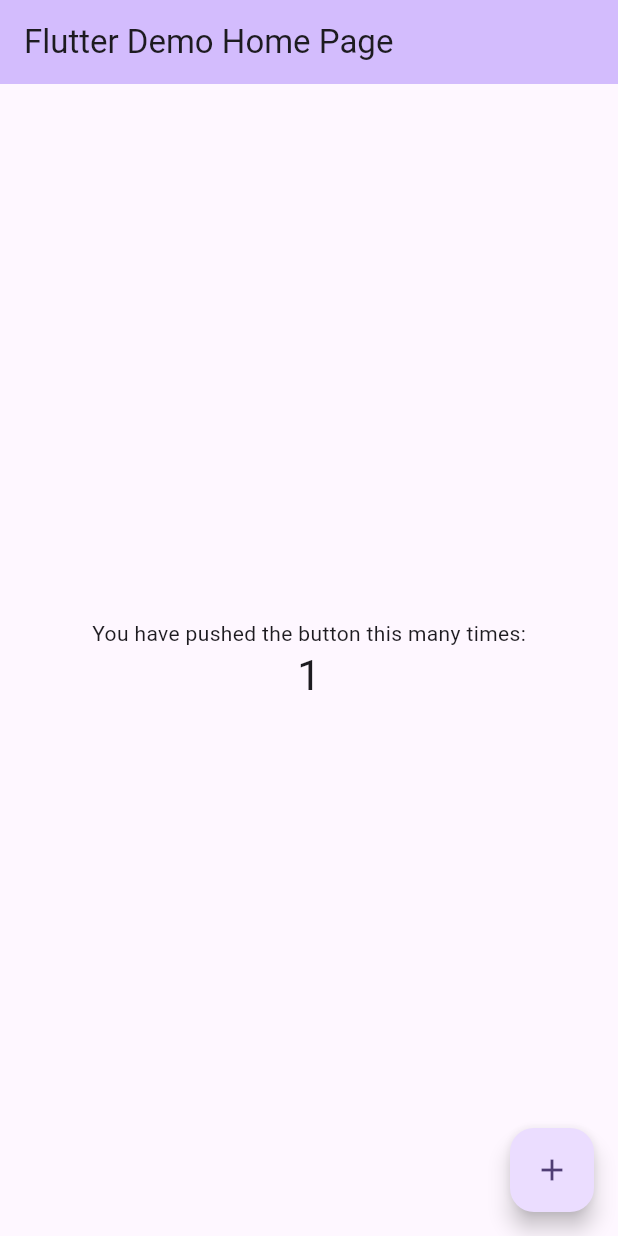
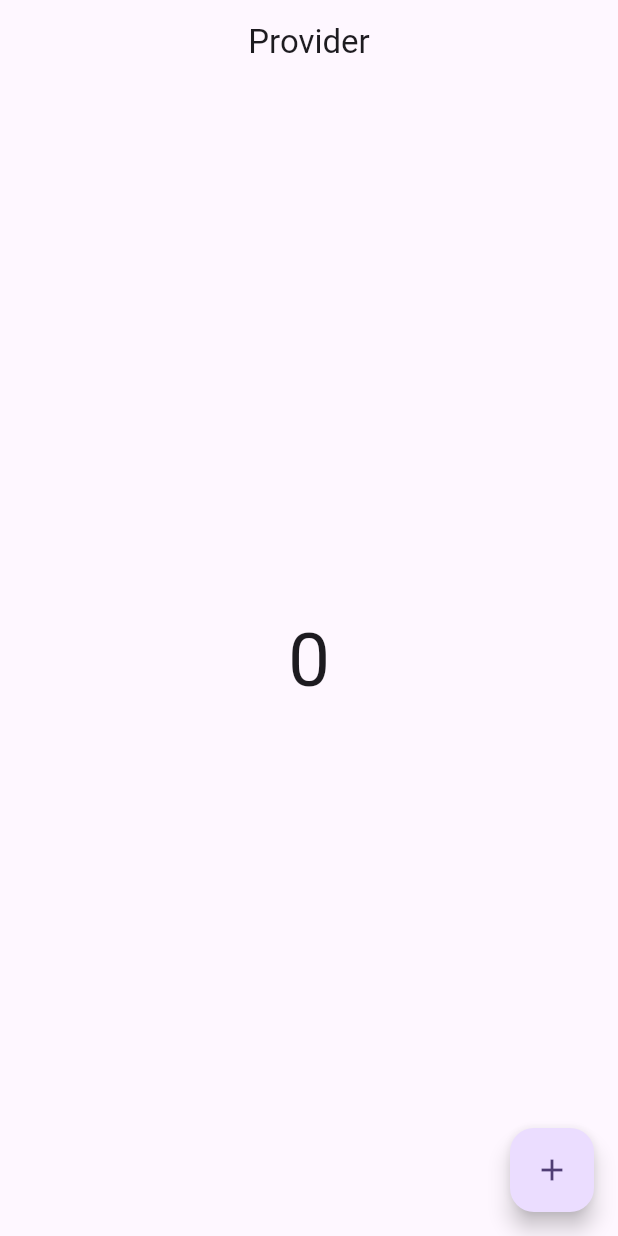
Before and after one commit to shahadat-coder/Provider-State-Management, a Flutter app: the screen it shows after launch, after a tap on the "add" icon, on a phone screen of 412 x 824 dp. Run offline on Flutter 3.47's test engine with Material 3 defaults, Android fonts, the phone set to English and light mode, and no system bars.

Commit message:
Stateless widget. Provider State Management

```diff
--- a/lib/main.dart
+++ b/lib/main.dart
@@ -1,4 +1,6 @@
 import 'package:flutter/material.dart';
+
+import 'screens/home.dart';
 
 void main() {
   runApp(const MyApp());
@@ -7,119 +9,18 @@ void main() {
 class MyApp extends StatelessWidget {
   const MyApp({super.key});
 
-  // This widget is the root of your application.
+
   @override
   Widget build(BuildContext context) {
     return MaterialApp(
+      debugShowCheckedModeBanner: false,
       title: 'Flutter Demo',
       theme: ThemeData(
-        // This is the theme of your application.
-        //
-        // TRY THIS: Try running your application with "flutter run". You'll see
-        // the application has a purple toolbar. Then, without quitting the app,
-        // try changing the seedColor in the colorScheme below to Colors.green
-        // and then invoke "hot reload" (save your changes or press the "hot
-        // reload" button in a Flutter-supported IDE, or press "r" if you used
-        // the command line to start the app).
-        //
-        // Notice that the counter didn't reset back to zero; the application
-        // state is not lost during the reload. To reset the state, use hot
-        // restart instead.
-        //
-        // This works for code too, not just values: Most code changes can be
-        // tested with just a hot reload.
+
         colorScheme: ColorScheme.fromSeed(seedColor: Colors.deepPurple),
         useMaterial3: true,
       ),
-      home: const MyHomePage(title: 'Flutter Demo Home Page'),
+      home:  MyHomePage(),
     );
   }
 }
-
-class MyHomePage extends StatefulWidget {
-  const MyHomePage({super.key, required this.title});
-
-  // This widget is the home page of your application. It is stateful, meaning
-  // that it has a State object (defined below) that contains fields that affect
-  // how it looks.
-
-  // This class is the configuration for the state. It holds the values (in this
-  // case the title) provided by the parent (in this case the App widget) and
-  // used by the build method of the State. Fields in a Widget subclass are
-  // always marked "final".
-
-  final String title;
-
-  @override
-  State<MyHomePage> createState() => _MyHomePageState();
-}
-
-class _MyHomePageState extends State<MyHomePage> {
-  int _counter = 0;
-
-  void _incrementCounter() {
-    setState(() {
-      // This call to setState tells the Flutter framework that something has
-      // changed in this State, which causes it to rerun the build method below
-      // so that the display can reflect the updated values. If we changed
-      // _counter without calling setState(), then the build method would not be
-      // called again, and so nothing would appear to happen.
-      _counter++;
-    });
-  }
-
-  @override
-  Widget build(BuildContext context) {
-    // This method is rerun every time setState is called, for instance as done
-    // by the _incrementCounter method above.
-    //
-    // The Flutter framework has been optimized to make rerunning build methods
-    // fast, so that you can just rebuild anything that needs updating rather
-    // than having to individually change instances of widgets.
-    return Scaffold(
-      appBar: AppBar(
-        // TRY THIS: Try changing the color here to a specific color (to
-        // Colors.amber, perhaps?) and trigger a hot reload to see the AppBar
-        // change color while the other colors stay the same.
-        backgroundColor: Theme.of(context).colorScheme.inversePrimary,
-        // Here we take the value from the MyHomePage object that was created by
-        // the App.build method, and use it to set our appbar title.
-        title: Text(widget.title),
-      ),
-      body: Center(
-        // Center is a layout widget. It takes a single child and positions it
-        // in the middle of the parent.
-        child: Column(
-          // Column is also a layout widget. It takes a list of children and
-          // arranges them vertically. By default, it sizes itself to fit its
-          // children horizontally, and tries to be as tall as its parent.
-          //
-          // Column has various properties to control how it sizes itself and
-          // how it positions its children. Here we use mainAxisAlignment to
-          // center the children vertically; the main axis here is the vertical
-          // axis because Columns are vertical (the cross axis would be
-          // horizontal).
-          //
-          // TRY THIS: Invoke "debug painting" (choose the "Toggle Debug Paint"
-          // action in the IDE, or press "p" in the console), to see the
-          // wireframe for each widget.
-          mainAxisAlignment: MainAxisAlignment.center,
-          children: <Widget>[
-            const Text(
-              'You have pushed the button this many times:',
-            ),
-            Text(
-              '$_counter',
-              style: Theme.of(context).textTheme.headlineMedium,
-            ),
-          ],
-        ),
-      ),
-      floatingActionButton: FloatingActionButton(
-        onPressed: _incrementCounter,
-        tooltip: 'Increment',
-        child: const Icon(Icons.add),
-      ), // This trailing comma makes auto-formatting nicer for build methods.
-    );
-  }
-}
--- /dev/null
+++ b/lib/screens/home.dart
@@ -0,0 +1,32 @@
+import 'package:flutter/material.dart';
+
+class MyHomePage extends StatelessWidget {
+   MyHomePage({super.key});
+
+   int x = 0;
+  @override
+  Widget build(BuildContext context) {
+    return Scaffold(
+      appBar: AppBar(
+        title: const Text('Provider'),
+        centerTitle: true,
+      ),
+      body: Column(
+        crossAxisAlignment: CrossAxisAlignment.center,
+        mainAxisAlignment: MainAxisAlignment.center,
+        children: [
+         Container(
+           child: Center(child: Text(x.toString(), style: const TextStyle(fontSize: 50),)),
+         )
+        ],
+      ),
+      floatingActionButton: FloatingActionButton(
+        onPressed: (){
+          x++;
+          print(x);
+        },
+        child: const Icon(Icons.add),
+      ),
+    );
+  }
+}
--- a/pubspec.yaml
+++ b/pubspec.yaml
@@ -35,7 +35,8 @@ dependencies:
   # The following adds the Cupertino Icons font to your application.
   # Use with the CupertinoIcons class for iOS style icons.
   cupertino_icons: ^1.0.2
-
+  provider: ^6.1.2
+  http:
 dev_dependencies:
   flutter_test:
     sdk: flutter
```
Also changed, not shown: pubspec.lock, 1 other file.
